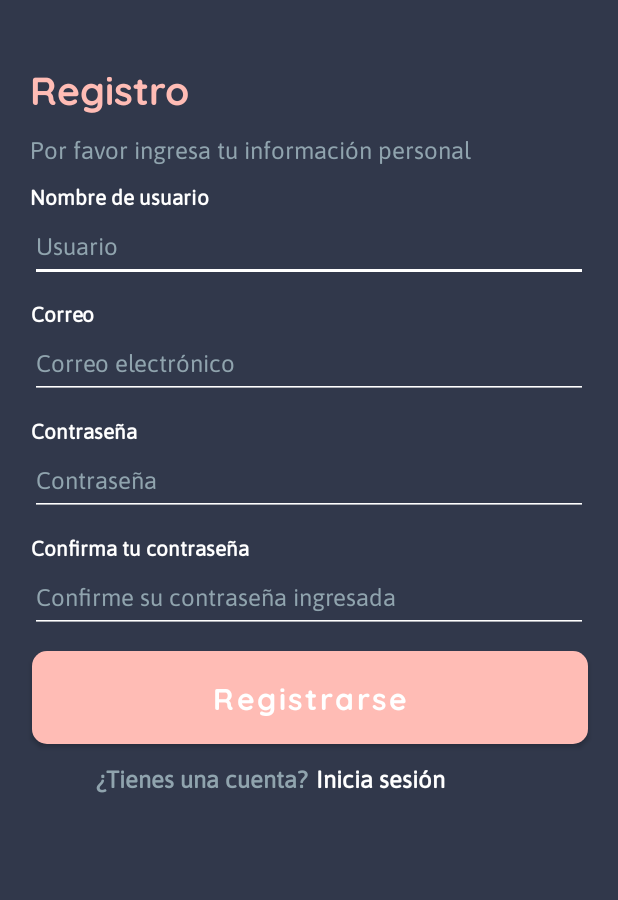
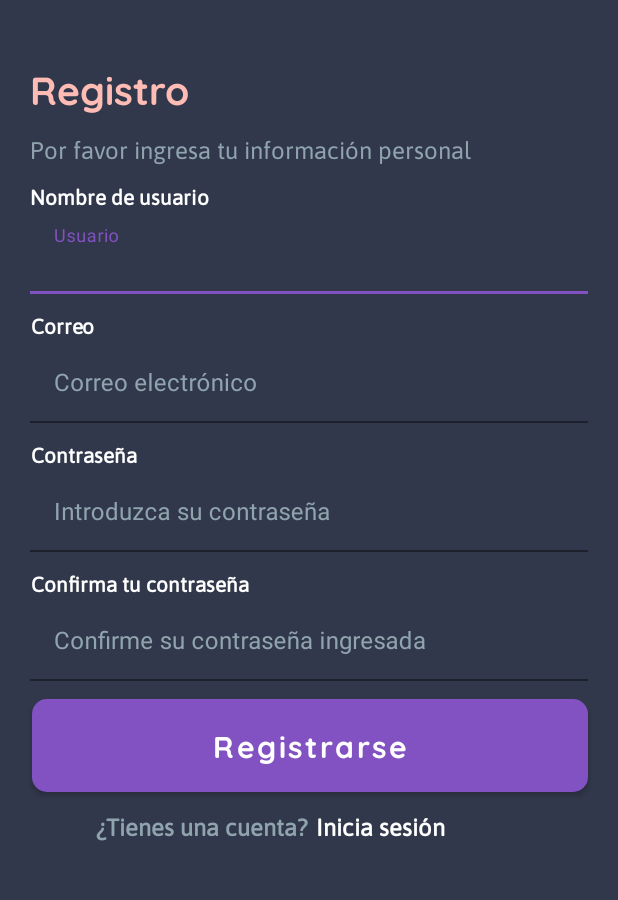
Before and after one commit to AbstrackTeam/HanasuApp, an Android app: the screen it shows after launch once a user with an empty profile is signed in (RegisterActivity), on a phone screen of 412 x 824 dp, the part 279-1179 px from its top. Run offline under Robolectric (Android 15) with nearby library versions, the phone set to English and light mode, and no system bars; our stand-ins replace Firebase (no records; nobody signed in at launch, a user with empty details on screens opened directly).

Commit message:
TextInputLayouts (Sustitución)
Sustitución de los EditTexts por los TextInputLayouts, así como cambio de color de los botones por morado.

```diff
--- a/app/src/main/res/drawable/round_button.xml
+++ b/app/src/main/res/drawable/round_button.xml
@@ -1,5 +1,5 @@
 <?xml version="1.0" encoding="utf-8"?>
 <shape xmlns:android="http://schemas.android.com/apk/res/android" android:shape="rectangle">
-    <solid android:color="@color/accent_color"/>
+    <solid android:color="@color/purple_500"/>
     <corners android:radius="10dp"/>
 </shape>
--- a/app/src/main/res/layout/activity_register.xml
+++ b/app/src/main/res/layout/activity_register.xml
@@ -116,7 +116,7 @@
           app:layout_constraintEnd_toEndOf="parent"
           app:layout_constraintHorizontal_bias="0.004"
           app:layout_constraintStart_toStartOf="parent"
-          app:layout_constraintTop_toBottomOf="@+id/edtTxtPswd" />
+          app:layout_constraintTop_toBottomOf="@+id/textInputLayoutPswd" />
 
       <TextView
           android:id="@+id/txtMail"
@@ -132,7 +132,7 @@
           app:layout_constraintEnd_toEndOf="parent"
           app:layout_constraintHorizontal_bias="0.002"
           app:layout_constraintStart_toStartOf="parent"
-          app:layout_constraintTop_toBottomOf="@+id/edtTxtUser" />
+          app:layout_constraintTop_toBottomOf="@+id/textInputLayoutUser" />
 
       <TextView
           android:id="@+id/txtPswd"
@@ -148,91 +148,7 @@
           app:layout_constraintEnd_toEndOf="parent"
           app:layout_constraintHorizontal_bias="0.003"
           app:layout_constraintStart_toStartOf="parent"
-          app:layout_constraintTop_toBottomOf="@+id/edtTxtMail" />
-
-      <EditText
-          android:id="@+id/edtTxtPswdC"
-          android:layout_width="0dp"
-          android:layout_height="wrap_content"
-          android:layout_marginStart="20dp"
-          android:layout_marginEnd="20dp"
-          android:autofillHints=""
-          android:backgroundTint="@color/white"
-          android:ems="10"
-          android:fontFamily="@font/asap"
-          android:hint="@string/register_pswd_confirm_hint"
-          android:inputType="textPassword"
-          android:minHeight="48dp"
-          android:textColor="@color/white"
-          android:textColorHint="#90A4AE"
-          android:textSize="16sp"
-          app:layout_constraintEnd_toEndOf="parent"
-          app:layout_constraintStart_toStartOf="parent"
-          app:layout_constraintTop_toBottomOf="@+id/txtPswdC" />
-
-      <EditText
-          android:id="@+id/edtTxtMail"
-          android:layout_width="0dp"
-          android:layout_height="wrap_content"
-          android:layout_marginStart="20dp"
-          android:layout_marginEnd="20dp"
-          android:autofillHints=""
-          android:backgroundTint="@color/white"
-          android:ems="10"
-          android:fontFamily="@font/asap"
-          android:hint="@string/register_mail_hint"
-          android:inputType="textPersonName"
-          android:minHeight="48dp"
-          android:textColor="@color/white"
-          android:textColorHint="#90A4AE"
-          android:textSize="16sp"
-          app:layout_constraintEnd_toEndOf="parent"
-          app:layout_constraintHorizontal_bias="0.021"
-          app:layout_constraintStart_toStartOf="parent"
-          app:layout_constraintTop_toBottomOf="@+id/txtMail" />
-
-      <EditText
-          android:id="@+id/edtTxtPswd"
-          android:layout_width="0dp"
-          android:layout_height="wrap_content"
-          android:layout_marginStart="20dp"
-          android:layout_marginEnd="20dp"
-          android:autofillHints=""
-          android:backgroundTint="@color/white"
-          android:ems="10"
-          android:fontFamily="@font/asap"
-          android:hint="@string/register_pswd"
-          android:inputType="textPassword"
-          android:minHeight="48dp"
-          android:textColor="@color/white"
-          android:textColorHint="#90A4AE"
-          android:textSize="16sp"
-          app:layout_constraintEnd_toEndOf="parent"
-          app:layout_constraintHorizontal_bias="0.021"
-          app:layout_constraintStart_toStartOf="parent"
-          app:layout_constraintTop_toBottomOf="@+id/txtPswd"
-          tools:ignore="DuplicateSpeakableTextCheck" />
-
-      <EditText
-          android:id="@+id/edtTxtUser"
-          android:layout_width="0dp"
-          android:layout_height="wrap_content"
-          android:layout_marginStart="20dp"
-          android:layout_marginEnd="20dp"
-          android:autofillHints=""
-          android:backgroundTint="@color/white"
-          android:ems="10"
-          android:fontFamily="@font/asap"
-          android:hint="@string/register_user_hint"
-          android:inputType="textPersonName"
-          android:minHeight="48dp"
-          android:textColor="@color/white"
-          android:textColorHint="#90A4AE"
-          android:textSize="16sp"
-          app:layout_constraintEnd_toEndOf="parent"
-          app:layout_constraintHorizontal_bias="0.021"
-          app:layout_constraintStart_toStartOf="parent"
-          app:layout_constraintTop_toBottomOf="@+id/txtUser" />
+          app:layout_constraintTop_toBottomOf="@+id/textInputLayoutEmail" />
 
       <ImageView
           android:id="@+id/imgLogo"
@@ -266,7 +182,7 @@
           android:layout_marginTop="12dp"
           android:layout_marginEnd="20dp"
           android:background="@drawable/round_button"
-          android:backgroundTint="@color/accent_color"
+          android:backgroundTint="@color/purple_500"
           android:fontFamily="@font/quicksand_bold"
           android:text="@string/register_btn"
           android:textAllCaps="false"
@@ -274,7 +190,7 @@
           android:textStyle="bold"
           app:layout_constraintEnd_toEndOf="parent"
           app:layout_constraintStart_toStartOf="parent"
-          app:layout_constraintTop_toBottomOf="@+id/edtTxtPswdC"
+          app:layout_constraintTop_toBottomOf="@+id/textInputLayoutPswdC"
           tools:ignore="DuplicateSpeakableTextCheck" />
 
       <Button
@@ -291,6 +207,94 @@
           app:layout_constraintStart_toStartOf="parent"
           app:layout_constraintTop_toTopOf="parent"
           tools:ignore="DuplicateSpeakableTextCheck" />
+
+      <com.google.android.material.textfield.TextInputLayout
+          android:id="@+id/textInputLayoutUser"
+          android:layout_width="match_parent"
+          android:layout_height="wrap_content"
+          android:layout_marginStart="20dp"
+          android:layout_marginEnd="20dp"
+          android:hint="@string/register_user_hint"
+          android:textColorHint="@color/hints"
+          app:layout_constraintEnd_toEndOf="parent"
+          app:layout_constraintStart_toStartOf="parent"
+          app:layout_constraintTop_toBottomOf="@+id/txtUser">
+        <com.google.android.material.textfield.TextInputEditText
+            android:id="@+id/edtTxtUser"
+            android:layout_width="match_parent"
+            android:layout_height="wrap_content"
+            android:backgroundTint="@color/background"
+            android:gravity="bottom"
+            android:textColor="@color/white"
+            android:textColorHint="@color/hints" />
+      </com.google.android.material.textfield.TextInputLayout>
+
+      <com.google.android.material.textfield.TextInputLayout
+          android:id="@+id/textInputLayoutEmail"
+          android:layout_width="match_parent"
+          android:layout_height="wrap_content"
+          android:layout_marginStart="20dp"
+          android:layout_marginEnd="20dp"
+          android:hint="@string/register_mail_hint"
+          android:textColorHint="@color/hints"
+          app:layout_constraintEnd_toEndOf="parent"
+          app:layout_constraintStart_toStartOf="parent"
+          app:layout_constraintTop_toBottomOf="@+id/txtMail">
+        <com.google.android.material.textfield.TextInputEditText
+            android:id="@+id/edtTxtEmail"
+            android:layout_width="match_parent"
+            android:layout_height="wrap_content"
+            android:backgroundTint="@color/background"
+            android:gravity="bottom"
+            android:textColor="@color/white"
+            android:inputType="textEmailAddress"
+            android:textColorHint="@color/hints" />
+      </com.google.android.material.textfield.TextInputLayout>
+
+      <com.google.android.material.textfield.TextInputLayout
+          android:id="@+id/textInputLayoutPswd"
+          android:layout_width="match_parent"
+          android:layout_height="wrap_content"
+          android:layout_marginStart="20dp"
+          android:layout_marginEnd="20dp"
+          android:hint="@string/register_pswd_hint"
+          android:textColorHint="@color/hints"
+          app:layout_constraintEnd_toEndOf="parent"
+          app:layout_constraintStart_toStartOf="parent"
+          app:layout_constraintTop_toBottomOf="@+id/txtPswd">
+        <com.google.android.material.textfield.TextInputEditText
+            android:id="@+id/edtTxtPswd"
+            android:layout_width="match_parent"
+            android:layout_height="wrap_content"
+            android:backgroundTint="@color/background"
+            android:gravity="bottom"
+            android:textColor="@color/white"
+            android:inputType="textPassword"
+            android:textColorHint="@color/hints" />
+      </com.google.android.material.textfield.TextInputLayout>
+
+      <com.google.android.material.textfield.TextInputLayout
+          android:id="@+id/textInputLayoutPswdC"
+          android:layout_width="match_parent"
+          android:layout_height="wrap_content"
+          android:layout_marginStart="20dp"
+          android:layout_marginEnd="20dp"
+          android:hint="@string/register_pswd_confirm_hint"
+          android:textColorHint="@color/hints"
+          app:layout_constraintEnd_toEndOf="parent"
+          app:layout_constraintStart_toStartOf="parent"
+          app:layout_constraintTop_toBottomOf="@+id/txtPswdC">
+        <com.google.android.material.textfield.TextInputEditText
+            android:id="@+id/edtTxtPswdC"
+            android:layout_width="match_parent"
+            android:layout_height="wrap_content"
+            android:backgroundTint="@color/background"
+            android:gravity="bottom"
+            android:textColor="@color/white"
+            android:inputType="textPassword"
+            android:textColorHint="@color/hints" />
+      </com.google.android.material.textfield.TextInputLayout>
+
     </androidx.constraintlayout.widget.ConstraintLayout>
   </ScrollView>
 
--- a/app/src/main/res/values/colors.xml
+++ b/app/src/main/res/values/colors.xml
@@ -1,6 +1,6 @@
 <?xml version="1.0" encoding="utf-8"?>
 <resources>
-    <color name="purple_200">#FFBB86FC</color>
+    <color name="purple_200">#8252C2</color>
     <color name="purple_500">#FF6200EE</color>
     <color name="purple_700">#FF3700B3</color>
     <color name="teal_200">#FF03DAC5</color>
@@ -10,7 +10,7 @@
     <color name="background">#31384B</color>
     <color name="detail_color_primary">#FFDAD6</color>
     <color name="accent_color">#FFBCB5</color>
-    <color name="hints">#989EB1</color>
+    <color name="hints">#90A4AE</color>
     <color name="detail_color_secondary">#9AA4C1</color>
     <color name="contrast_background">#374058</color>
 </resources>
--- a/app/src/main/res/values/themes.xml
+++ b/app/src/main/res/values/themes.xml
@@ -2,7 +2,7 @@
     <!-- Base application theme. -->
     <style name="Theme.Hanasu" parent="Theme.MaterialComponents.DayNight.DarkActionBar">
         <!-- Primary brand color. -->
-        <item name="colorPrimary">@color/accent_color</item>
+        <item name="colorPrimary">@color/purple_200</item>
         <item name="colorPrimaryVariant">@color/contrast_background</item>
         <item name="colorOnPrimary">@color/white</item>
         <!-- Secondary brand color. -->
@@ -12,5 +12,7 @@
         <!-- Status bar color. -->
         <item name="android:statusBarColor" tools:targetApi="l">?attr/colorPrimaryVariant</item>
         <!-- Customize your theme here. -->
+
     </style>
+
 </resources>
```
Also changed, not shown: app/src/main/res/layout/activity_login.xml (+51 -49 lines).
